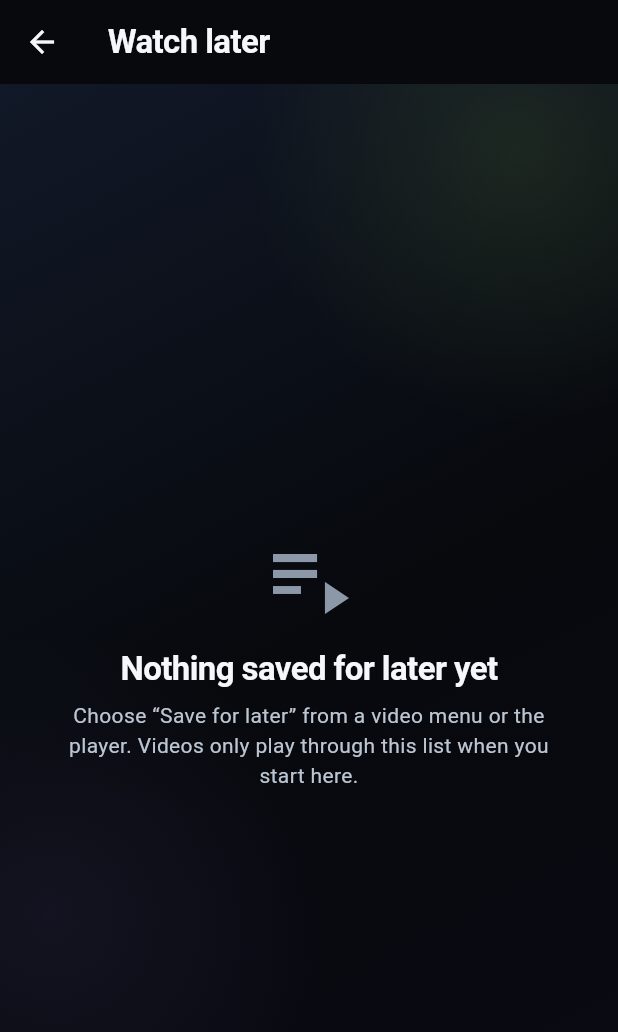
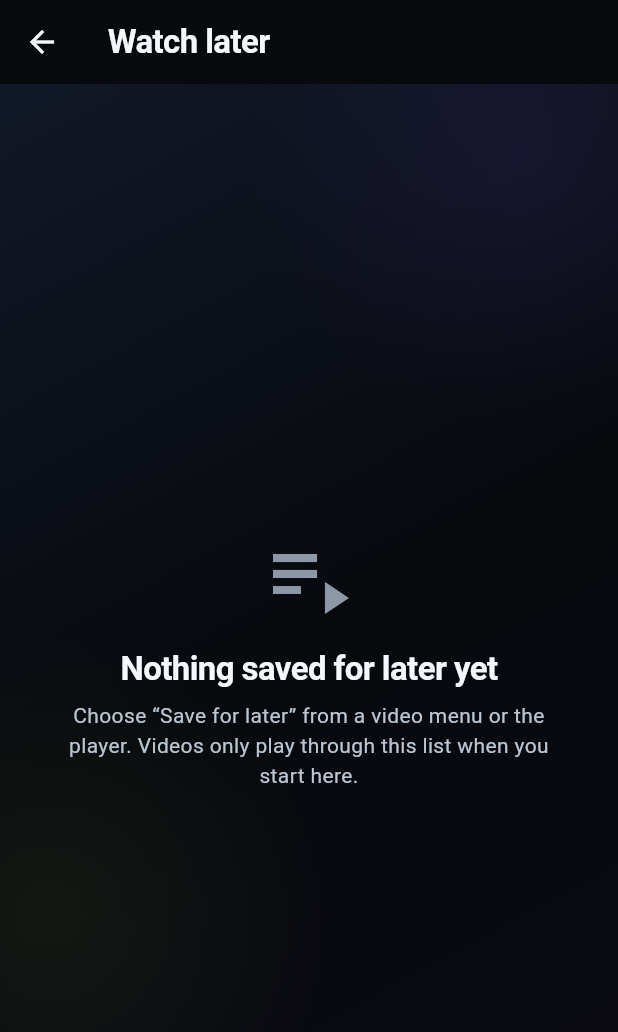
Before and after one commit to windoze95/nullfeed-flutter, a Flutter app: the LibraryScreen screen opened by its route, after a tap on "Watch later", on a phone screen of 412 x 824 dp. Shown: the top 1032 px of the screen. Run offline on Flutter 3.47's test engine with Material 3 defaults, Android fonts, the phone set to English and light mode, and no system bars; our stand-ins replace better_player_plus, cached_network_image, dio, flutter_riverpod, freezed_annotation, go_router and 6 more; accounts and stored records are empty; generated files the repository leaves out were written again; network calls fail.

Commit message:
Restore purple as the primary accent, move lime green to success states
The UI overhaul (#77) swapped the brand accent from purple to lime
green. Bring back the purple primary (0xFF7C4DFF, with 0xFFB388FF as
the lighter accent) while keeping the lime as the "ready" signal:
successColor (downloaded/offline pins, healthy connection states) and
the lower ambient backdrop glow.

Foregrounds on primary go back to white now that the fill is dark
purple instead of bright lime.

Co-Authored-By: Claude Fable 5 <noreply@anthropic.com>

```diff
--- a/lib/config/theme.dart
+++ b/lib/config/theme.dart
@@ -1,13 +1,13 @@
 import 'package:flutter/material.dart';
 
-/// NullFeed's visual language: quiet, cinematic surfaces with a bright
-/// "signal" accent. The high-contrast accent is reserved for actions and live
-/// state so users can immediately tell what is interactive.
+/// NullFeed's visual language: quiet, cinematic surfaces with a purple
+/// brand accent for actions and interactive state, plus a bright lime
+/// "ready" signal reserved for success states (downloaded, connected).
 class NullFeedTheme {
   NullFeedTheme._();
 
-  static const Color primaryColor = Color(0xFFB8FF5C);
-  static const Color accentColor = Color(0xFF9A8CFF);
+  static const Color primaryColor = Color(0xFF7C4DFF);
+  static const Color accentColor = Color(0xFFB388FF);
   static const Color backgroundColor = Color(0xFF07090D);
   static const Color surfaceColor = Color(0xFF0D1118);
   static const Color cardColor = Color(0xFF131923);
@@ -19,7 +19,7 @@ class NullFeedTheme {
   static const Color textMuted = Color(0xFF8C98A8);
   static const Color dividerColor = Color(0xFF222C39);
   static const Color errorColor = Color(0xFFFF7185);
-  static const Color successColor = Color(0xFF5CE6A8);
+  static const Color successColor = Color(0xFFB8FF5C);
   static const Color warningColor = Color(0xFFFFCC66);
   static const Color progressBackground = Color(0xFF303B49);
   static const Color progressForeground = primaryColor;
@@ -37,7 +37,7 @@ class NullFeedTheme {
       secondary: accentColor,
       surface: surfaceColor,
       error: errorColor,
-      onPrimary: Color(0xFF101508),
+      onPrimary: Colors.white,
       onSecondary: Colors.white,
       onSurface: textPrimary,
       onError: Color(0xFF210006),
@@ -112,7 +112,7 @@ class NullFeedTheme {
       ),
       navigationRailTheme: const NavigationRailThemeData(
         backgroundColor: Colors.transparent,
-        indicatorColor: Color(0x29B8FF5C),
+        indicatorColor: Color(0x297C4DFF),
         selectedIconTheme: IconThemeData(color: primaryColor),
         unselectedIconTheme: IconThemeData(color: textMuted),
         selectedLabelTextStyle: TextStyle(
--- a/lib/widgets/app_ui.dart
+++ b/lib/widgets/app_ui.dart
@@ -39,7 +39,7 @@ class _AmbientGlowPainter extends CustomPainter {
     final primaryPaint = Paint()
       ..shader =
           const RadialGradient(
-            colors: [Color(0x18B8FF5C), Color(0x00B8FF5C)],
+            colors: [Color(0x187C4DFF), Color(0x007C4DFF)],
           ).createShader(
             Rect.fromCircle(
               center: Offset(size.width * 0.84, size.height * 0.06),
@@ -55,7 +55,7 @@ class _AmbientGlowPainter extends CustomPainter {
     final accentPaint = Paint()
       ..shader =
           const RadialGradient(
-            colors: [Color(0x149A8CFF), Color(0x009A8CFF)],
+            colors: [Color(0x10B8FF5C), Color(0x00B8FF5C)],
           ).createShader(
             Rect.fromCircle(
               center: Offset(size.width * 0.08, size.height * 0.72),
@@ -101,7 +101,7 @@ class NullFeedMark extends StatelessWidget {
               borderRadius: BorderRadius.circular(compact ? 12 : 14),
               boxShadow: const [
                 BoxShadow(
-                  color: Color(0x2EB8FF5C),
+                  color: Color(0x2E7C4DFF),
                   blurRadius: 24,
                   spreadRadius: -5,
                 ),
@@ -110,7 +110,7 @@ class NullFeedMark extends StatelessWidget {
             child: Icon(
               Icons.graphic_eq_rounded,
               size: compact ? 22 : 27,
-              color: const Color(0xFF101508),
+              color: Colors.white,
             ),
           ),
           if (showWordmark) ...[
@@ -221,9 +221,7 @@ class QuickActionButton extends StatelessWidget {
 
   @override
   Widget build(BuildContext context) {
-    final foreground = emphasized
-        ? const Color(0xFF101508)
-        : NullFeedTheme.textPrimary;
+    final foreground = emphasized ? Colors.white : NullFeedTheme.textPrimary;
     return Semantics(
       button: true,
       label: label,
```
